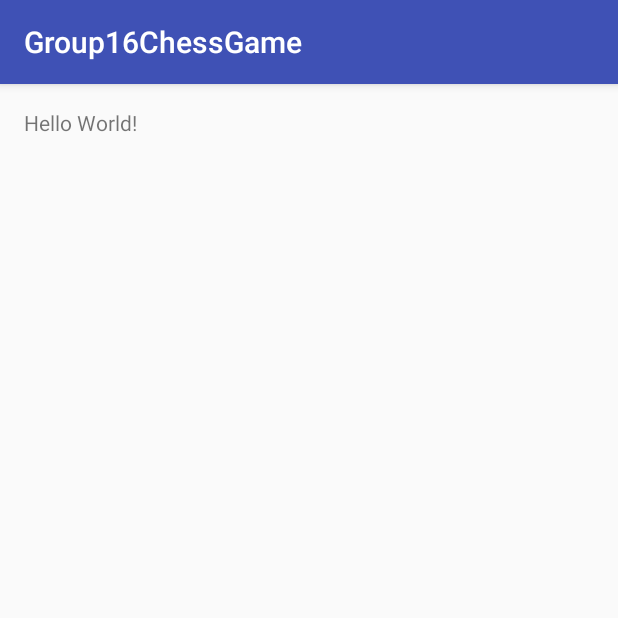
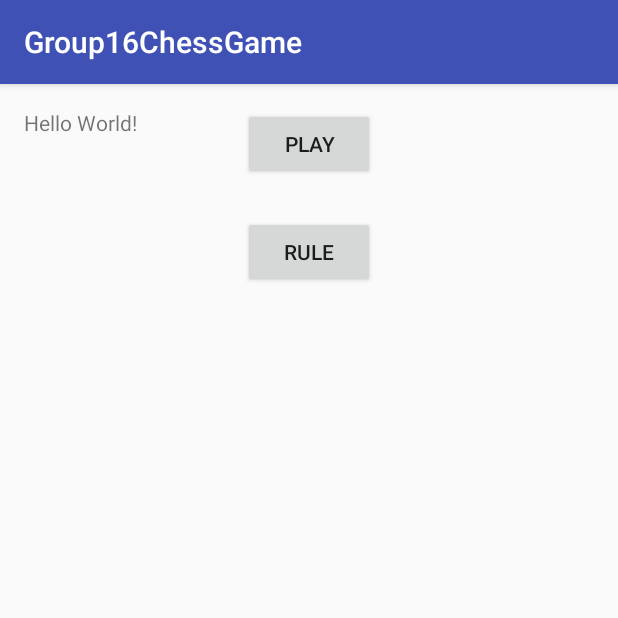
Before and after one commit to chengmx1025/AndroidChessGame, an Android app: the screen it shows after launch (MainActivity), on a phone screen of 412 x 824 dp, the top half of it. Run offline under Robolectric (Android 15) with nearby library versions, the light colour scheme and no system bars.

Commit message:
11 1211 1211 1211 1211 1211 1211 1211 1211 1211 1211 12

```diff
--- a/app/build.gradle
+++ b/app/build.gradle
@@ -26,4 +26,5 @@ dependencies {
     })
     compile 'com.android.support:appcompat-v7:24.2.1'
     testCompile 'junit:junit:4.12'
+    compile 'com.android.support.constraint:constraint-layout:1.0.0-alpha9'
 }
--- a/app/src/main/AndroidManifest.xml
+++ b/app/src/main/AndroidManifest.xml
@@ -15,6 +15,9 @@
                 <category android:name="android.intent.category.LAUNCHER" />
             </intent-filter>
         </activity>
+
+        <activity android:name="com.example.chengmx.group16chessgame.GameRuleActivity"/>
+        <activity android:name="com.example.chengmx.group16chessgame.SingleGameActivity"/>
     </application>
 
 </manifest>
--- a/app/src/main/java/com/example/chengmx/group16chessgame/MainActivity.java
+++ b/app/src/main/java/com/example/chengmx/group16chessgame/MainActivity.java
@@ -2,12 +2,40 @@ package com.example.chengmx.group16chessgame;
 
 import android.support.v7.app.AppCompatActivity;
 import android.os.Bundle;
+import android.view.Window;
+import android.widget.Button;
+
+import android.content.Intent;
+import android.view.View;
 
 public class MainActivity extends AppCompatActivity {
+
+    private Button playButton;
+    private Button settingButton;
+    private Button ruleButton;
 
     @Override
     protected void onCreate(Bundle savedInstanceState) {
         super.onCreate(savedInstanceState);
         setContentView(R.layout.activity_main);
+
+        playButton = (Button)findViewById(R.id.playButton);
+        playButton.setOnClickListener(new View.OnClickListener() {
+            public void onClick(View v) {
+                Intent intent = new Intent(MainActivity.this, SingleGameActivity.class);
+                startActivity(intent);
+                overridePendingTransition(android.R.anim.fade_in, android.R.anim.fade_out);
+            }
+        });
+
+
+        ruleButton = (Button)findViewById(R.id.ruleButton);
+        ruleButton.setOnClickListener(new View.OnClickListener() {
+            public void onClick(View v) {
+                Intent intent = new Intent(MainActivity.this, GameRuleActivity.class);
+                startActivity(intent);
+                overridePendingTransition(android.R.anim.fade_in, android.R.anim.fade_out);
+            }
+        });
     }
 }
--- a/app/src/main/res/layout/activity_main.xml
+++ b/app/src/main/res/layout/activity_main.xml
@@ -14,4 +14,23 @@
         android:layout_width="wrap_content"
         android:layout_height="wrap_content"
         android:text="Hello World!" />
+
+    <Button
+        android:text="PLAY"
+        android:layout_width="wrap_content"
+        android:layout_height="wrap_content"
+        android:layout_below="@+id/textView3"
+        android:layout_centerHorizontal="true"
+        android:id="@+id/playButton" />
+
+    <Button
+        android:id="@+id/ruleButton"
+        android:text="RULE"
+        android:layout_width="wrap_content"
+        android:layout_height="wrap_content"
+        android:layout_below="@+id/playButton"
+        android:layout_alignLeft="@+id/playButton"
+        android:layout_alignStart="@+id/playButton"
+        android:layout_marginTop="24dp"
+        />
 </RelativeLayout>
```
Also changed, not shown: app/src/main/java/com/example/chengmx/group16chessgame/GameRuleActivity.java (added, +31 -0 lines), app/src/main/java/com/example/chengmx/group16chessgame/SingleGameActivity.java (added, +28 -0 lines), app/src/main/res/layout/game_rule.xml (added, +18 -0 lines), app/src/main/res/layout/single_game.xml (added, +26 -0 lines).
